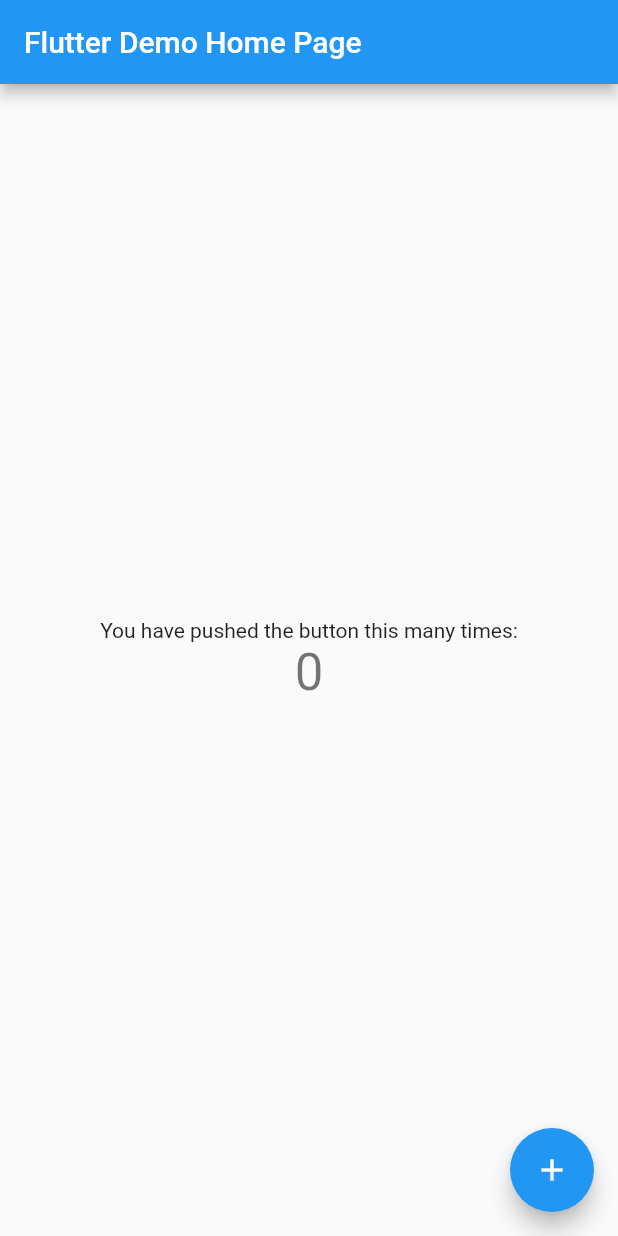
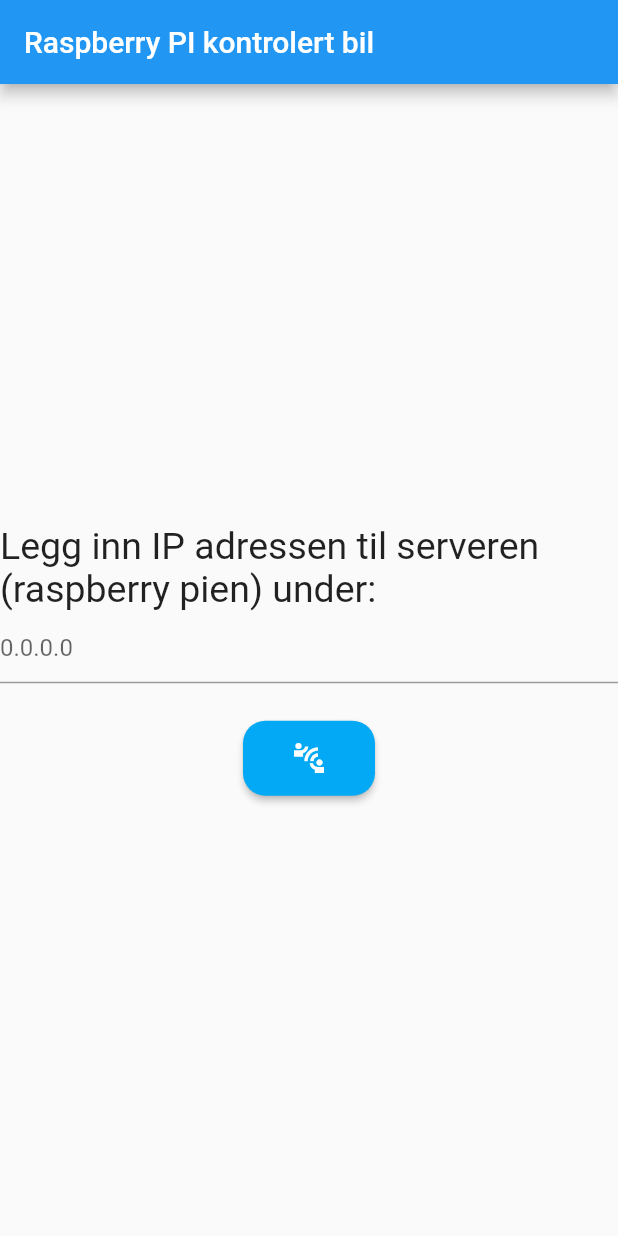
Before and after one commit to m-a-x-98/selvkj-rende-bil, a Flutter app: the screen it shows after launch, on a phone screen of 412 x 824 dp. Run offline on Flutter 3.47's test engine with Material 2 defaults, Android fonts, the phone set to English and light mode, and no system bars.

Commit message:
Added frontend

```diff
--- a/client_web_flutter/lib/main.dart
+++ b/client_web_flutter/lib/main.dart
@@ -22,7 +22,7 @@
         // is not restarted.
         primarySwatch: Colors.blue,
       ),
-      home: MyHomePage(title: 'Flutter Demo Home Page'),
+      home: MyHomePage(title: 'Raspberry PI kontrolert bil'),
     );
   }
 }
@@ -46,19 +46,6 @@
 }
 
 class _MyHomePageState extends State<MyHomePage> {
-  int _counter = 0;
-
-  void _incrementCounter() {
-    setState(() {
-      // This call to setState tells the Flutter framework that something has
-      // changed in this State, which causes it to rerun the build method below
-      // so that the display can reflect the updated values. If we changed
-      // _counter without calling setState(), then the build method would not be
-      // called again, and so nothing would appear to happen.
-      _counter++;
-    });
-  }
-
   @override
   Widget build(BuildContext context) {
     // This method is rerun every time setState is called, for instance as done
@@ -69,45 +56,42 @@
     // than having to individually change instances of widgets.
     return Scaffold(
       appBar: AppBar(
-        // Here we take the value from the MyHomePage object that was created by
-        // the App.build method, and use it to set our appbar title.
         title: Text(widget.title),
       ),
       body: Center(
         // Center is a layout widget. It takes a single child and positions it
         // in the middle of the parent.
         child: Column(
-          // Column is also a layout widget. It takes a list of children and
-          // arranges them vertically. By default, it sizes itself to fit its
-          // children horizontally, and tries to be as tall as its parent.
-          //
-          // Invoke "debug painting" (press "p" in the console, choose the
-          // "Toggle Debug Paint" action from the Flutter Inspector in Android
-          // Studio, or the "Toggle Debug Paint" command in Visual Studio Code)
-          // to see the wireframe for each widget.
-          //
-          // Column has various properties to control how it sizes itself and
-          // how it positions its children. Here we use mainAxisAlignment to
-          // center the children vertically; the main axis here is the vertical
-          // axis because Columns are vertical (the cross axis would be
-          // horizontal).
           mainAxisAlignment: MainAxisAlignment.center,
           children: <Widget>[
             Text(
-              'You have pushed the button this many times:',
+              'Legg inn IP adressen til serveren (raspberry pien) under:',
+              style: TextStyle(fontSize: 25),
             ),
-            Text(
-              '$_counter',
-              style: Theme.of(context).textTheme.headline4,
+            Container(
+              width: 500,
+              child: TextField(
+                decoration: InputDecoration(hintText: "0.0.0.0"),
+              ),
+            ),
+            SizedBox(width: 50, height: 25),
+            MaterialButton(
+              onPressed: () => print("Hello world"),
+              shape: RoundedRectangleBorder(
+                borderRadius: BorderRadius.circular(
+                  15,
+                ),
+              ),
+              height: 50,
+              color: Colors.lightBlue,
+              child: Icon(
+                Icons.connect_without_contact_sharp,
+                color: Colors.white,
+              ), // This trailing comma makes auto-formatting nicer for build methods.
             ),
           ],
         ),
       ),
-      floatingActionButton: FloatingActionButton(
-        onPressed: _incrementCounter,
-        tooltip: 'Increment',
-        child: Icon(Icons.add),
-      ), // This trailing comma makes auto-formatting nicer for build methods.
     );
   }
 }
```
Also changed, not shown: client_web_flutter/pubspec.lock.
